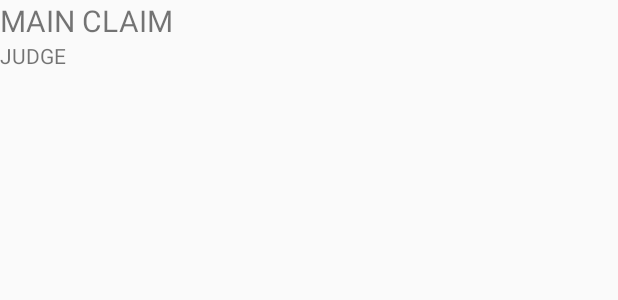
After one commit to ShankarenfoPannagianiDharma/CSIS4280-TugOfLogic-Group4, an Android app: the layout listitem_sessions.xml on its own in the app's theme, with its tools: preview values and no code run, on a phone screen of 412 x 824 dp. The commit adds this screen. Shown: the top 300 px of the screen. Run offline under Robolectric (Android 15) with nearby library versions, the phone set to English and light mode, and no system bars.

Commit message:
Initial DB Implementation
-Added custom adapter for Debators->Session Lobbies View.
-Implemented AWS JSON connection with Judge->creating Session Lobbies
-Implemented AWS JSON connection with Debators->Join Lobbies

->Python script in assets folder.
-----
!!Still needs MongoDB Implementation!!

```diff
--- a/Project1-master/app/build.gradle
+++ b/Project1-master/app/build.gradle
@@ -47,6 +47,11 @@ dependencies {
     androidTestImplementation 'androidx.test.ext:junit:1.1.2'
     androidTestImplementation 'androidx.test.espresso:espresso-core:3.3.0'
 
+    //Moshi jsonreaders for file read
+    implementation 'com.squareup.moshi:moshi:1.8.0'
+    implementation "com.squareup.moshi:moshi-adapters:1.8.0"
+    implementation "com.squareup.moshi:moshi-kotlin:1.8.0"
+
     def room_version = "2.2.5"
     implementation "androidx.room:room-runtime:$room_version"
     kapt "androidx.room:room-compiler:$room_version"
--- a/Project1-master/app/src/main/AndroidManifest.xml
+++ b/Project1-master/app/src/main/AndroidManifest.xml
@@ -1,6 +1,8 @@
 <?xml version="1.0" encoding="utf-8"?>
 <manifest xmlns:android="http://schemas.android.com/apk/res/android"
     package="com.example.project1">
+
+    <uses-permission android:name="android.permission.INTERNET" />
 
     <application
         android:allowBackup="true"
--- /dev/null
+++ b/Project1-master/app/src/main/assets/SiteData.json
@@ -0,0 +1 @@
+{"server": "52.90.231.172","port": "5000"}
--- a/Project1-master/app/src/main/java/com/example/project1/DatabaseClasses.kt
+++ b/Project1-master/app/src/main/java/com/example/project1/DatabaseClasses.kt
@@ -7,7 +7,6 @@ package com.example.project1
 
 import android.content.Context
 import android.util.Log
-import androidx.lifecycle.LiveData
 import androidx.room.*
 import kotlinx.coroutines.flow.Flow
 
@@ -194,5 +193,4 @@ class DatabaseClasses {
 
     }
 
-
 }
--- /dev/null
+++ b/Project1-master/app/src/main/res/layout/listitem_sessions.xml
@@ -0,0 +1,24 @@
+<?xml version="1.0" encoding="utf-8"?>
+<androidx.constraintlayout.widget.ConstraintLayout xmlns:android="http://schemas.android.com/apk/res/android"
+    xmlns:app="http://schemas.android.com/apk/res-auto"
+    xmlns:tools="http://schemas.android.com/tools"
+    android:layout_width="match_parent"
+    android:layout_height="wrap_content">
+
+    <TextView
+        android:id="@+id/li_Session_Judge_txt"
+        android:layout_width="wrap_content"
+        android:layout_height="wrap_content"
+        android:text="JUDGE"
+        app:layout_constraintStart_toStartOf="parent"
+        app:layout_constraintTop_toBottomOf="@+id/li_Session_MC_txt" />
+
+    <TextView
+        android:id="@+id/li_Session_MC_txt"
+        android:layout_width="wrap_content"
+        android:layout_height="wrap_content"
+        android:text="MAIN CLAIM"
+        android:textSize="20sp"
+        app:layout_constraintStart_toStartOf="parent"
+        app:layout_constraintTop_toTopOf="parent" />
+</androidx.constraintlayout.widget.ConstraintLayout>
```
Also changed, not shown: Project1-master/app/src/main/java/com/example/project1/DataLobby.kt (added, +12 -0 lines), Project1-master/app/src/main/java/com/example/project1/DataUrl.kt (added, +9 -0 lines), Project1-master/app/src/main/java/com/example/project1/HostNewGame.kt (+51 -2 lines), Project1-master/app/src/main/java/com/example/project1/SessionJoinListActivity.kt (+91 -11 lines), 1 other file.
